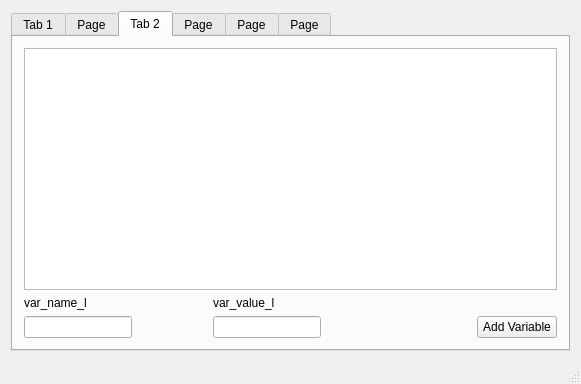
MuffyPuff/StrahCalc, file src/mainwindow.ui: the form before one commit.
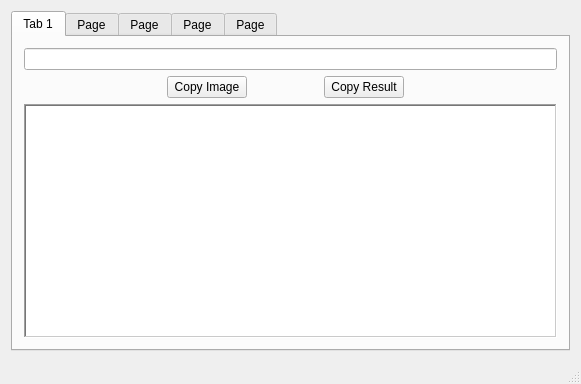
The form after the commit. The open tabs and pages were chosen to show the change.

Commit message: Added history functionality, documentation, and minor adjustments

```diff
--- a/src/mainwindow.ui
+++ b/src/mainwindow.ui
@@ -209,90 +209,6 @@
         <string>Page</string>
        </attribute>
       </widget>
-      <widget class="QWidget" name="tab_2">
-       <attribute name="title">
-        <string>Tab 2</string>
-       </attribute>
-       <layout class="QGridLayout" name="gridLayout_2">
-        <item row="1" column="3">
-         <spacer name="horizontalSpacer_8">
-          <property name="orientation">
-           <enum>Qt::Horizontal</enum>
-          </property>
-          <property name="sizeHint" stdset="0">
-           <size>
-            <width>40</width>
-            <height>20</height>
-           </size>
-          </property>
-         </spacer>
-        </item>
-        <item row="1" column="1">
-         <spacer name="horizontalSpacer_6">
-          <property name="orientation">
-           <enum>Qt::Horizontal</enum>
-          </property>
-          <property name="sizeHint" stdset="0">
-           <size>
-            <width>40</width>
-            <height>20</height>
-           </size>
-          </property>
-         </spacer>
-        </item>
-        <item row="1" column="0">
-         <layout class="QVBoxLayout" name="varName">
-          <item>
-           <widget class="QLabel" name="varName_l">
-            <property name="text">
-             <string>var_name_l</string>
-            </property>
-           </widget>
-          </item>
-          <item>
-           <widget class="QLineEdit" name="varName_i"/>
-          </item>
-         </layout>
-        </item>
-        <item row="1" column="2">
-         <layout class="QVBoxLayout" name="varValue">
-          <item>
-           <widget class="QLabel" name="varValue_l">
-            <property name="text">
-             <string>var_value_l</string>
-            </property>
-           </widget>
-          </item>
-          <item>
-           <widget class="QLineEdit" name="varValue_i"/>
-          </item>
-         </layout>
-        </item>
-        <item row="1" column="4">
-         <spacer name="horizontalSpacer_7">
-          <property name="orientation">
-           <enum>Qt::Horizontal</enum>
-          </property>
-          <property name="sizeHint" stdset="0">
-           <size>
-            <width>40</width>
-            <height>20</height>
-           </size>
-          </property>
-         </spacer>
-        </item>
-        <item row="1" column="5" alignment="Qt::AlignBottom">
-         <widget class="QPushButton" name="addVar_b">
-          <property name="text">
-           <string>Add Variable</string>
-          </property>
-         </widget>
-        </item>
-        <item row="0" column="0" colspan="6">
-         <widget class="QTableView" name="varList"/>
-        </item>
-       </layout>
-      </widget>
       <widget class="QWidget" name="varList_t">
        <attribute name="title">
         <string>Page</string>
```
Left out of the diff: 2 changed lines with no effect on the pictures. The commit also changes 2 other files.
